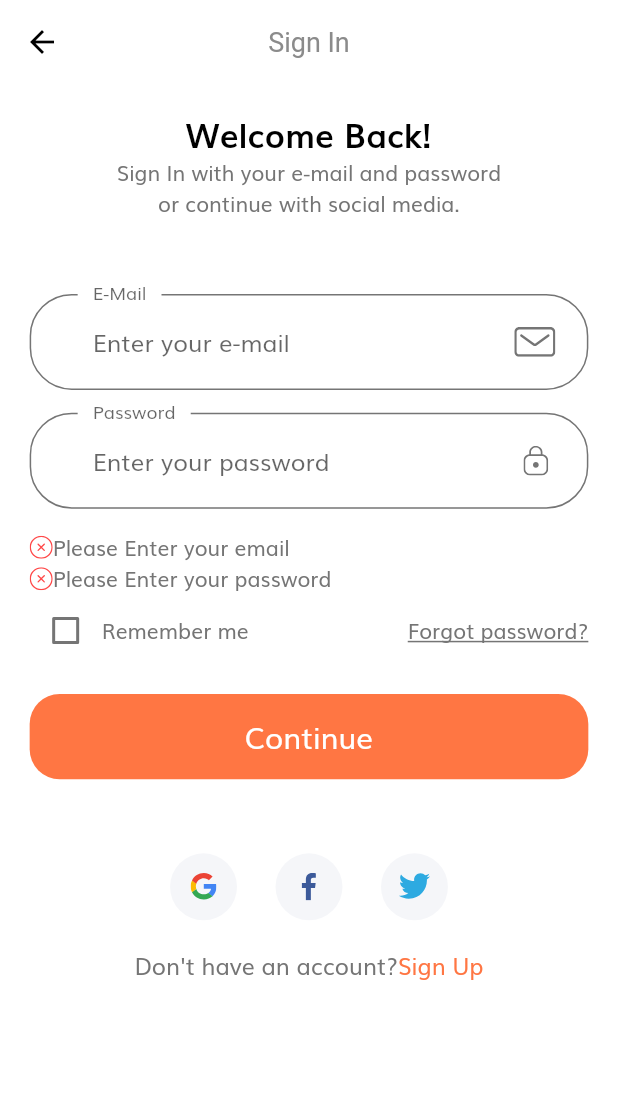
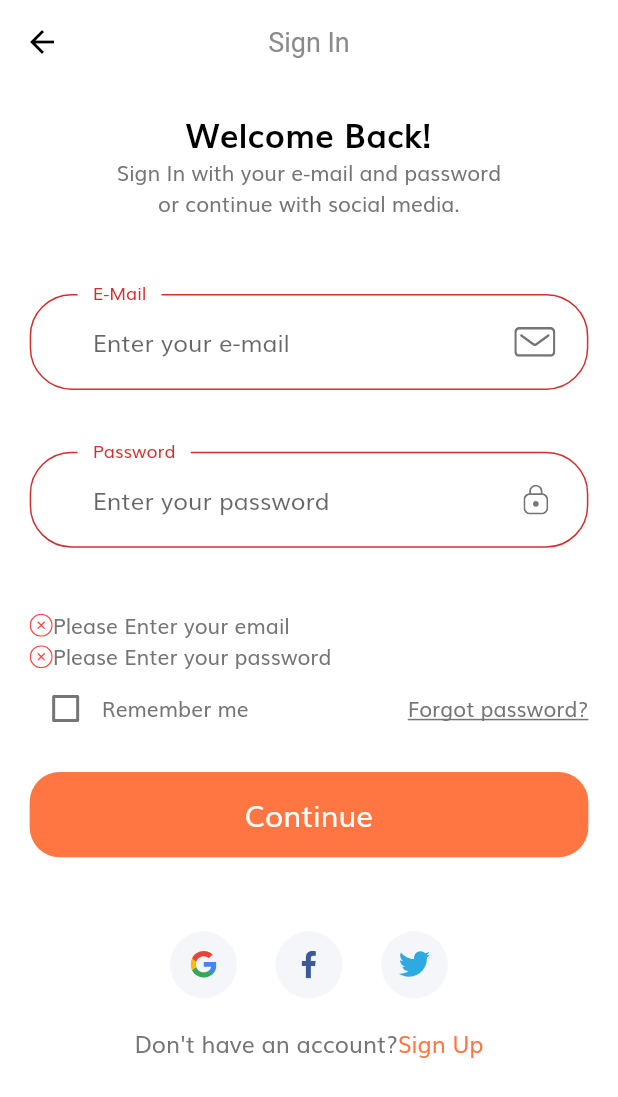
Before and after one commit to shahriyar4/e-commerce, a Flutter app: the SignInScreen screen opened by its route, after a tap on "Continue", on a phone screen of 412 x 824 dp. Shown: the top 1097 px of the screen. Run offline on Flutter 3.47's test engine with Material 2 defaults, Android fonts, the phone set to English and light mode, and no system bars; our stand-ins replace flutter_svg.

Commit message:
complete sign screens

```diff
--- a/lib/routs.dart
+++ b/lib/routs.dart
@@ -1,3 +1,6 @@
+import 'package:ecommerce_app/screens/forgot_password/forgot_password_screen.dart';
+import 'package:ecommerce_app/screens/login_success/components/body.dart';
+import 'package:ecommerce_app/screens/login_success/login_success_screen.dart';
 import 'package:ecommerce_app/screens/sign_in/sign_in_screen.dart';
 import 'package:ecommerce_app/screens/splash/splash_screen.dart';
 import 'package:flutter/widgets.dart';
@@ -5,5 +8,6 @@ import 'package:flutter/widgets.dart';
 final Map<String, WidgetBuilder> routes = {
   SplashScreen.routeName: (context) => SplashScreen(),
   SignInScreen.routeName: (context) => SignInScreen(),
-
+  ForgotPasswordScreen.routeName: (context) => ForgotPasswordScreen(),
+  LoginSuccessScreen.routeName: (context) => LoginSuccessScreen(),
 };
--- a/lib/screens/sign_in/components/body.dart
+++ b/lib/screens/sign_in/components/body.dart
@@ -1,7 +1,6 @@
-import 'package:ecommerce_app/constrants.dart';
 import 'package:ecommerce_app/size_config.dart';
 import 'package:flutter/material.dart';
-import 'package:flutter_svg/flutter_svg.dart';
+import 'no_have_account.dart';
 import 'sign_form.dart';
 import 'social_cards.dart';
 
@@ -61,24 +60,7 @@ class Body extends StatelessWidget {
                 SizedBox(
                   height: getProportionateScreenHeight(18),
                 ),
-                Row(
-                  mainAxisAlignment: MainAxisAlignment.center,
-                  children: [
-                    Text(
-                      "Don't have an account?",
-                      style: TextStyle(
-                        fontSize: getProportionateScreenWidth(14),
-                      ),
-                    ),
-                    Text(
-                      "Sign Up",
-                      style: TextStyle(
-                        fontSize: getProportionateScreenWidth(14),
-                        color: kPrimaryColor,
-                      ),
-                    )
-                  ],
-                )
+                NoHaveAccount()
               ],
             ),
           ),
--- /dev/null
+++ b/lib/screens/sign_in/components/no_have_account.dart
@@ -0,0 +1,36 @@
+import 'package:ecommerce_app/screens/forgot_password/forgot_password_screen.dart';
+import 'package:flutter/material.dart';
+
+import '../../../constrants.dart';
+import '../../../size_config.dart';
+
+class NoHaveAccount extends StatelessWidget {
+  const NoHaveAccount({
+    Key? key,
+  }) : super(key: key);
+
+  @override
+  Widget build(BuildContext context) {
+    return Row(
+      mainAxisAlignment: MainAxisAlignment.center,
+      children: [
+        Text(
+          "Don't have an account?",
+          style: TextStyle(
+            fontSize: getProportionateScreenWidth(14),
+          ),
+        ),
+        GestureDetector(
+          onTap: () {},
+          child: Text(
+            "Sign Up",
+            style: TextStyle(
+              fontSize: getProportionateScreenWidth(14),
+              color: kPrimaryColor,
+            ),
+          ),
+        )
+      ],
+    );
+  }
+}
--- a/lib/screens/sign_in/components/sign_form.dart
+++ b/lib/screens/sign_in/components/sign_form.dart
@@ -1,5 +1,7 @@
-
 import 'package:ecommerce_app/screens/components/custom_button.dart';
+import 'package:ecommerce_app/screens/forgot_password/forgot_password_screen.dart';
+import 'package:ecommerce_app/screens/login_success/components/body.dart';
+import 'package:ecommerce_app/screens/login_success/login_success_screen.dart';
 import 'package:flutter/material.dart';
 
 import '../../../constrants.dart';
@@ -48,9 +50,13 @@ class _SignFormState extends State<SignForm> {
                   }),
               Text("Remember me"),
               Spacer(),
-              Text(
-                "Forgot password?",
-                style: TextStyle(decoration: TextDecoration.underline),
+              GestureDetector(
+                onTap: () => Navigator.pushNamed(
+                    context, ForgotPasswordScreen.routeName),
+                child: Text(
+                  "Forgot password?",
+                  style: TextStyle(decoration: TextDecoration.underline),
+                ),
               )
             ],
           ),
@@ -62,6 +68,7 @@ class _SignFormState extends State<SignForm> {
               press: () {
                 if (_formKey.currentState!.validate()) {
                   _formKey.currentState!.save();
+                  Navigator.pushNamed(context, LoginSuccessScreen.routeName);
                 }
               })
         ],
@@ -79,10 +86,12 @@ class _SignFormState extends State<SignForm> {
           setState(() {
             errors.remove(kPassNullError);
           });
+
         } else if (value.length >= 8 && errors.contains(kShortPassError)) {
           setState(() {
             errors.remove(kShortPassError);
           });
+
         }
         return null;
       },
@@ -91,10 +100,12 @@ class _SignFormState extends State<SignForm> {
           setState(() {
             errors.add(kPassNullError);
           });
+          return "";
         } else if (value.length < 8 && !errors.contains(kShortPassError)) {
           setState(() {
             errors.add(kShortPassError);
           });
+          return "";
         }
         return null;
       },
@@ -122,6 +133,7 @@ class _SignFormState extends State<SignForm> {
           setState(() {
             errors.remove(kInvalidEmailError);
           });
+
         }
         return null;
       },
@@ -130,11 +142,13 @@ class _SignFormState extends State<SignForm> {
           setState(() {
             errors.add(kEmailNullError);
           });
+          return "";
         } else if (!emailValidatorRegExp.hasMatch(value) &&
             !errors.contains(kInvalidEmailError)) {
           setState(() {
             errors.add(kInvalidEmailError);
           });
+          return "";
         }
         return null;
       },
```
Also changed, not shown: lib/screens/forgot_password/components/body.dart (added, +130 -0 lines), lib/screens/forgot_password/forgot_password_screen.dart (added, +18 -0 lines), lib/screens/login_success/components/body.dart (added, +45 -0 lines), lib/screens/login_success/login_success_screen.dart (added, +18 -0 lines).
